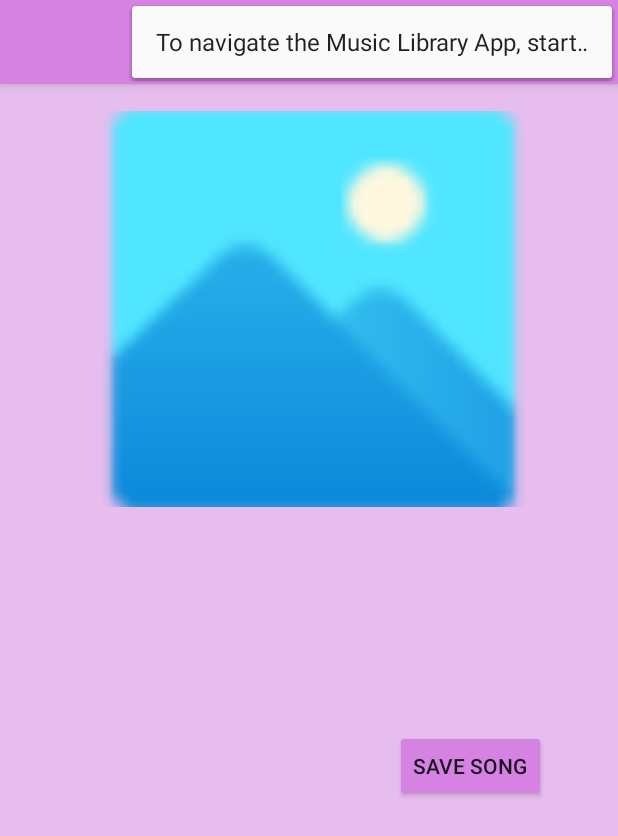
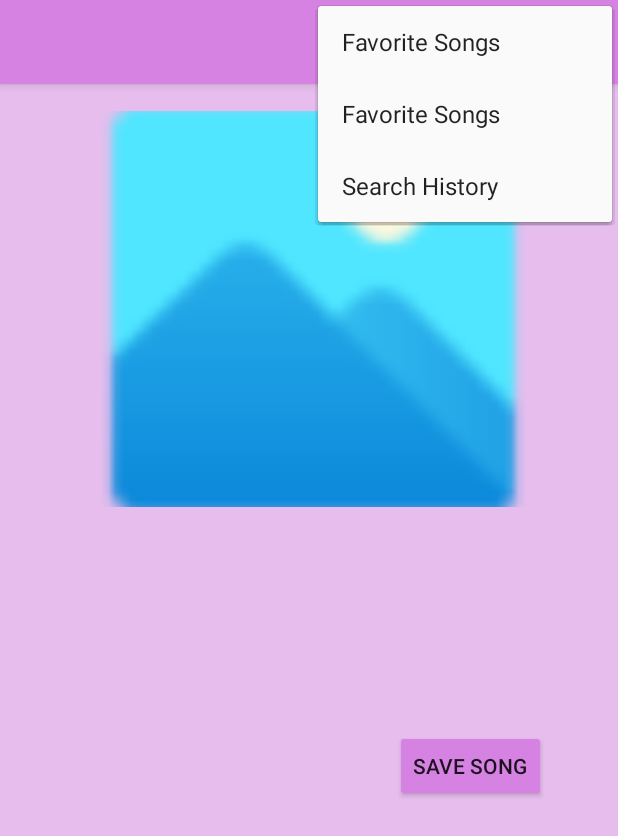
Before and after one commit to arshpreetkaur03/Final_Project, an Android app: the DetailsActivity screen opened directly, with no data from a screen before it, with the options menu open, on a phone screen of 412 x 824 dp. Shown: the top 836 px of the screen. Run offline under Robolectric (Android 15) with nearby library versions, the phone set to English and light mode, and no system bars; our stand-ins replace Picasso, Room's generated code; network calls fail; pictures from the network do not load.

Commit message:
solved errors

```diff
--- a/app/src/main/java/algonquin/cst2335/final_project/DeezerSongActivity.java
+++ b/app/src/main/java/algonquin/cst2335/final_project/DeezerSongActivity.java
@@ -158,7 +158,7 @@ public class DeezerSongActivity extends AppCompatActivity implements SongAdapter
     @Override
     public boolean onCreateOptionsMenu(Menu menu) {
         getMenuInflater().inflate(R.menu.main_menu, menu);
-        MenuItem searchItem = menu.findItem(R.id.help_button);
+        MenuItem searchItem = menu.findItem(R.id.action_search);
         SearchView searchView = (SearchView) searchItem.getActionView();
         searchView.setQueryHint(getString(R.string.search_artists));
 
@@ -179,14 +179,15 @@ public class DeezerSongActivity extends AppCompatActivity implements SongAdapter
         return true;
     }
 
+
     @Override
     public boolean onOptionsItemSelected(MenuItem item) {
         int id = item.getItemId();
 
-        if (id == R.id.help_button) {
+        if (id == R.id.action_help) {
             showHelpDialog();
             return true;
-        } else if (id == R.id.menu_help) {
+        } else if (id == R.id.action_favorite_songs) {
             openFavoriteSongsActivity();
             return true;
         }
@@ -205,6 +206,7 @@ public class DeezerSongActivity extends AppCompatActivity implements SongAdapter
         AlertDialog dialog = builder.create();
         dialog.show();
     }
+
 
     /**
      * Opens the activity to display favorite songs.
--- a/app/src/main/res/menu/main_menu.xml
+++ b/app/src/main/res/menu/main_menu.xml
@@ -1,26 +1,38 @@
 <?xml version="1.0" encoding="utf-8"?>
-<menu xmlns:app="http://schemas.android.com/apk/res-auto"
-    xmlns:android="http://schemas.android.com/apk/res/android" >
+<menu xmlns:android="http://schemas.android.com/apk/res/android"
+    xmlns:app="http://schemas.android.com/apk/res-auto">
 
+    <!-- Search menu item -->
+    <item
+        android:id="@+id/action_back"
+        android:title="@string/back_text"
+        android:icon="@drawable/back"
+        app:showAsAction="always" />
 
     <item
-        android:id="@+id/help_button"
-        android:layout_width="60dp"
-        android:layout_height="60dp"
-        android:layout_marginStart="16dp"
-        android:layout_marginBottom="16dp"
-        android:background="@drawable/question_icon"
-        android:scaleType="fitXY"
-        app:layout_constraintBottom_toBottomOf="parent"
-        app:layout_constraintStart_toStartOf="parent"
-        android:title="@string/help" />
+        android:id="@+id/action_search"
+        android:title="@string/search"
+        android:icon="@drawable/search"
+        app:showAsAction="ifRoom|collapseActionView"
+        app:actionViewClass="androidx.appcompat.widget.SearchView" />
+
+    <!-- Help menu item -->
+    <item
+        android:id="@+id/action_help"
+        android:title="@string/favorite_songs"
+        app:showAsAction="never" />
+
+    <!-- Favorite Songs menu item -->
+    <item
+        android:id="@+id/action_favorite_songs"
+        android:title="@string/favorite_songs"
+        app:showAsAction="never" />
+
+    <!-- Other menu items can be added here -->
 
     <item
-        android:id="@+id/menu_help"
-        android:title="@string/dictionary_about"
-        android:icon="@drawable/about"
-        app:showAsAction="always" />
-
-
+        android:id="@+id/activity_search_history"
+        android:title="@string/search_history"
+        app:showAsAction="never" />
 
 </menu>
```
